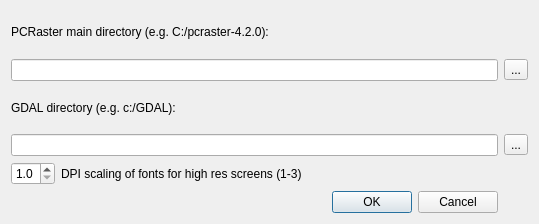
First picture: the form in nutshelloptions.ui, repository vjetten/NutShell, before the edit.
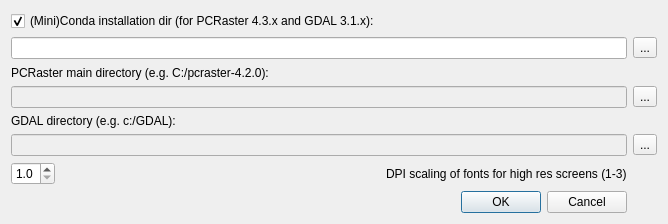
Second picture: the form after the edit. Icons and pictures are not drawn.

Commit message: //make it worh with conda installation

Patch:
```diff
--- a/nutshelloptions.ui
+++ b/nutshelloptions.ui
@@ -6,7 +6,7 @@
    <rect>
     <x>0</x>
     <y>0</y>
-    <width>539</width>
+    <width>614</width>
     <height>224</height>
    </rect>
   </property>
@@ -14,18 +14,11 @@
    <string>Directories to software</string>
   </property>
   <layout class="QGridLayout" name="gridLayout">
-   <item row="0" column="0" colspan="2">
-    <widget class="QLabel" name="label">
-     <property name="text">
-      <string>PCRaster main directory (e.g. C:/pcraster-4.2.0):</string>
-     </property>
-    </widget>
-   </item>
    <item row="1" column="0" colspan="2">
-    <widget class="QLineEdit" name="lineEdit_pcrcalcDir"/>
+    <widget class="QLineEdit" name="lineEdit_CondaDir"/>
    </item>
    <item row="1" column="2">
-    <widget class="QToolButton" name="toolButton_1">
+    <widget class="QToolButton" name="toolButton_2">
      <property name="text">
       <string>...</string>
      </property>
@@ -35,28 +28,7 @@
      </property>
     </widget>
    </item>
-   <item row="2" column="0" colspan="2">
-    <widget class="QLabel" name="label_4">
-     <property name="text">
-      <string>GDAL directory (e.g. c:/GDAL):</string>
-     </property>
-    </widget>
-   </item>
-   <item row="3" column="0" colspan="2">
-    <widget class="QLineEdit" name="lineEdit_GDALDir"/>
-   </item>
-   <item row="3" column="2">
-    <widget class="QToolButton" name="toolButton_4">
-     <property name="text">
-      <string>...</string>
-     </property>
-     <property name="icon">
-      <iconset resource="nutshellqt.qrc">
-       <normaloff>:/resources/directory_open.png</normaloff>:/resources/directory_open.png</iconset>
-     </property>
-    </widget>
-   </item>
-   <item row="4" column="0">
+   <item row="6" column="0">
     <widget class="QDoubleSpinBox" name="dpiScale">
      <property name="sizePolicy">
       <sizepolicy hsizetype="Fixed" vsizetype="Fixed">
@@ -78,14 +50,7 @@
      </property>
     </widget>
    </item>
-   <item row="4" column="1">
-    <widget class="QLabel" name="label_2">
-     <property name="text">
-      <string>DPI scaling of fonts for high res screens (1-3)</string>
-     </property>
-    </widget>
-   </item>
-   <item row="5" column="0" colspan="2">
+   <item row="7" column="0" colspan="2">
     <widget class="QDialogButtonBox" name="buttonBox">
      <property name="orientation">
       <enum>Qt::Horizontal</enum>
@@ -95,6 +60,73 @@
      </property>
     </widget>
    </item>
+   <item row="3" column="0" colspan="2">
+    <widget class="QLineEdit" name="lineEdit_pcrcalcDir">
+     <property name="enabled">
+      <bool>false</bool>
+     </property>
+    </widget>
+   </item>
+   <item row="5" column="2">
+    <widget class="QToolButton" name="toolButton_4">
+     <property name="text">
+      <string>...</string>
+     </property>
+     <property name="icon">
+      <iconset resource="nutshellqt.qrc">
+       <normaloff>:/resources/directory_open.png</normaloff>:/resources/directory_open.png</iconset>
+     </property>
+    </widget>
+   </item>
+   <item row="6" column="1">
+    <widget class="QLabel" name="label_2">
+     <property name="text">
+      <string>DPI scaling of fonts for high res screens (1-3)</string>
+     </property>
+    </widget>
+   </item>
+   <item row="2" column="0" colspan="2">
+    <widget class="QLabel" name="label">
+     <property name="text">
+      <string>PCRaster main directory (e.g. C:/pcraster-4.2.0):</string>
+     </property>
+    </widget>
+   </item>
+   <item row="3" column="2">
+    <widget class="QToolButton" name="toolButton_1">
+     <property name="text">
+      <string>...</string>
+     </property>
+     <property name="icon">
+      <iconset resource="nutshellqt.qrc">
+       <normaloff>:/resources/directory_open.png</normaloff>:/resources/directory_open.png</iconset>
+     </property>
+    </widget>
+   </item>
+   <item row="5" column="0" colspan="2">
+    <widget class="QLineEdit" name="lineEdit_GDALDir">
+     <property name="enabled">
+      <bool>false</bool>
+     </property>
+    </widget>
+   </item>
+   <item row="4" column="0" colspan="2">
+    <widget class="QLabel" name="label_4">
+     <property name="text">
+      <string>GDAL directory (e.g. c:/GDAL):</string>
+     </property>
+    </widget>
+   </item>
+   <item row="0" column="0">
+    <widget class="QCheckBox" name="checkBoxInstallation">
+     <property name="text">
+      <string>(Mini)Conda installation dir (for PCRaster 4.3.x and GDAL 3.1.x):</string>
+     </property>
+     <property name="checked">
+      <bool>true</bool>
+     </property>
+    </widget>
+   </item>
   </layout>
  </widget>
  <resources>
```
Left out of the diff: 40 changed lines with no effect on the pictures. The commit also changes 13 other files.
